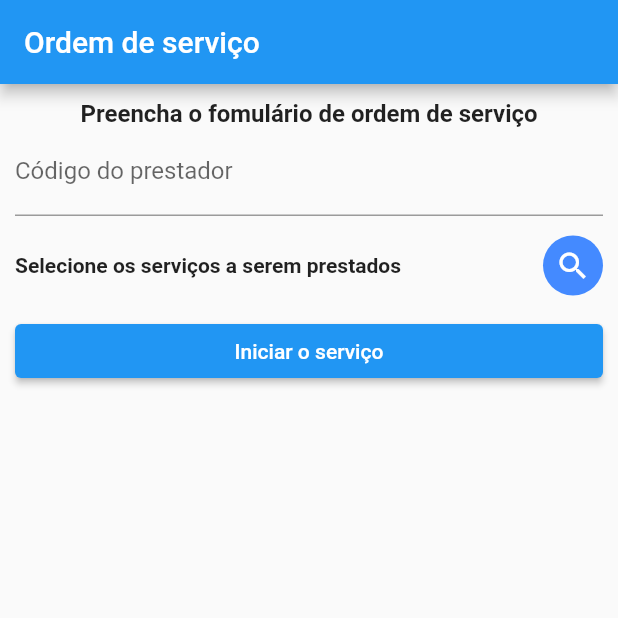
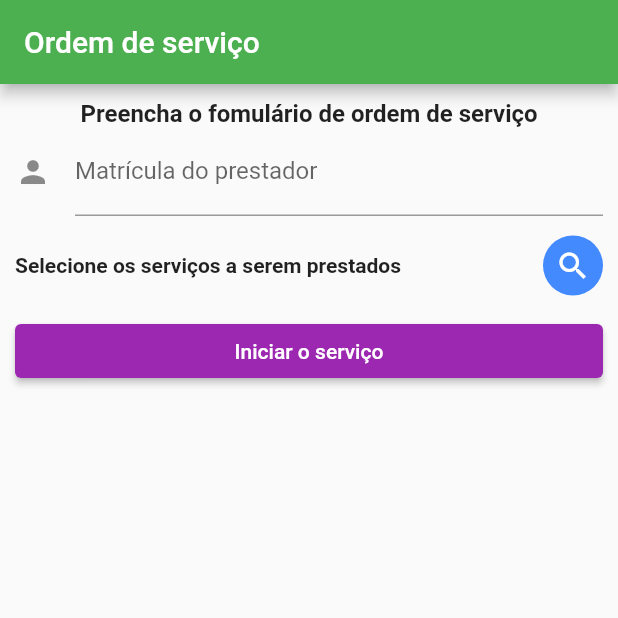
Before and after one commit to nfseixas/abctechapp, a Flutter app: the screen it shows after launch, on a phone screen of 412 x 824 dp, the top half of it. Run offline on Flutter 3.47's test engine with Material 2 defaults, Android fonts, the light colour scheme and no system bars; our stand-ins replace geolocator, get; missing offline and left inert: geolocator_web; Roboto replaces fonts that are missing (Arial).

```diff
--- a/lib/main.dart
+++ b/lib/main.dart
@@ -22,10 +22,12 @@ class MyApp extends StatelessWidget {
   // This widget is the root of your application.
   @override
   Widget build(BuildContext context) {
+
     return GetMaterialApp(
-      title: 'Flutter Demo',
+      title: 'ABC Tech App - G1',
       theme: ThemeData(
-        primarySwatch: Colors.blue,
+        fontFamily: 'Arial',
+        primarySwatch: Colors.green,
       ),
       getPages: [
         GetPage(
@@ -36,4 +38,5 @@ class MyApp extends StatelessWidget {
       ],
     );
   }
+
 }
--- a/lib/pages/order_page.dart
+++ b/lib/pages/order_page.dart
@@ -38,8 +38,13 @@ class OrderPage extends GetView<OrderController> {
                 inputFormatters: [FilteringTextInputFormatter.digitsOnly],
                 keyboardType: TextInputType.number,
                 decoration:
-                    const InputDecoration(labelText: "Código do prestador"),
-                textAlign: TextAlign.center,
+                    const InputDecoration(
+                      labelText: "Matrícula do prestador",
+                      icon: Icon(Icons.person),
+                    ),
+                validator: (String? value) {
+                  return (value == null && value?.trim() == '') ? 'Por favor, insira uma matrícula válida' : null;
+                },
               );
             }),
             Row(children: [
@@ -69,7 +74,11 @@ class OrderPage extends GetView<OrderController> {
             ),
             Row(children: [
               Expanded(
-                  child: ElevatedButton(onPressed: () {
+                child: ElevatedButton(
+                  style: ButtonStyle(
+                    backgroundColor: MaterialStateProperty.all<Color>(Colors.purple),
+                  ),
+                  onPressed: () {
                     FocusScope.of(context).unfocus();
                     controller.finishStartOrder();
                   }, child: Obx((() {
@@ -78,7 +87,9 @@ class OrderPage extends GetView<OrderController> {
                     } else {
                       return const Text("Finalizar o serviço");
                     }
-              }))))
+                  }))
+                )
+              )
             ]),
           ],
         ),
```
Also changed, not shown: lib/pages/home_page.dart (+16 -10 lines), 5 other files. Lines whose indentation alone changed are shown as unchanged.
